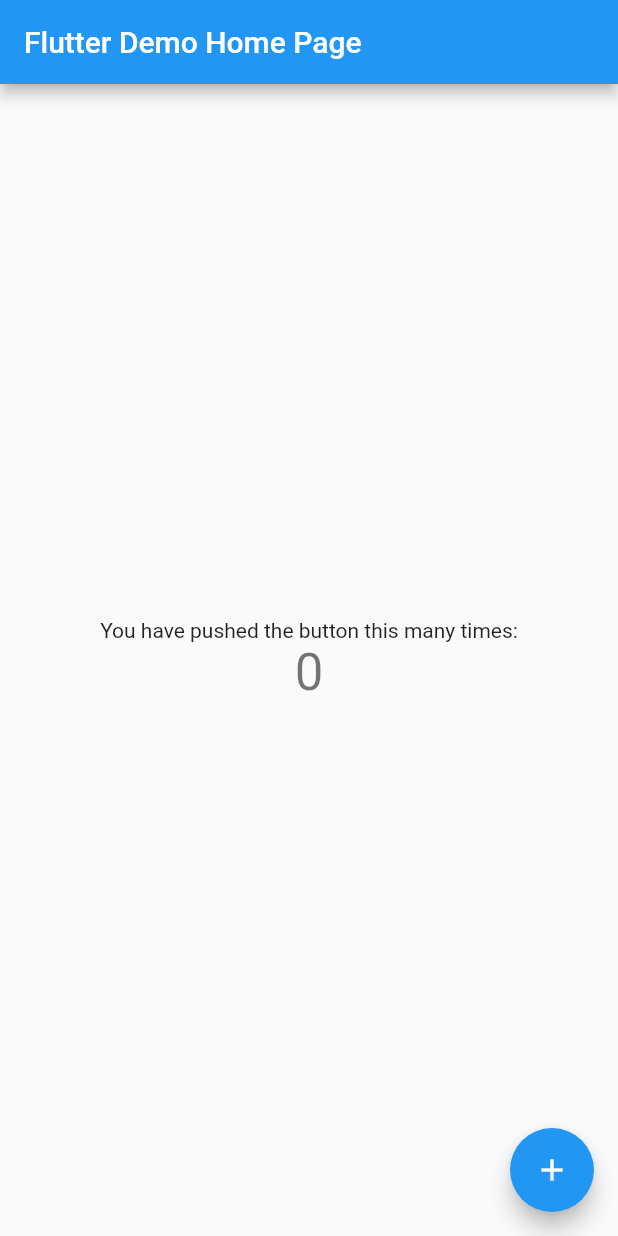
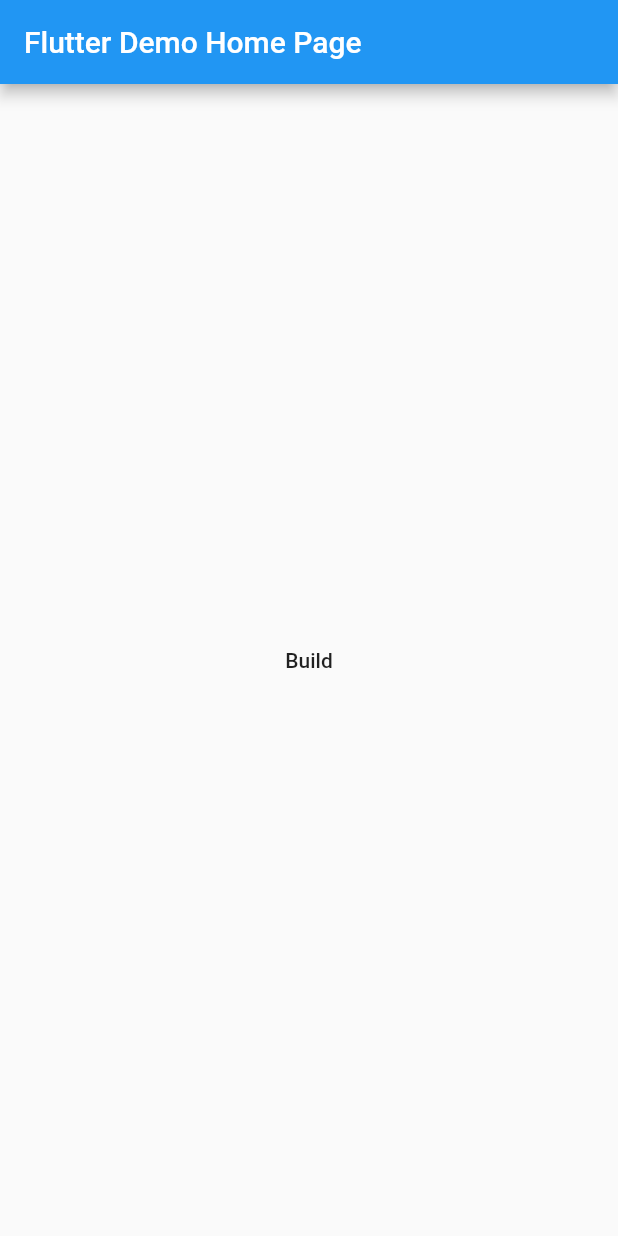
Before and after one commit to calmh/printingtest, a Flutter app: the screen it shows after launch, on a phone screen of 412 x 824 dp. Run offline on Flutter 3.47's test engine with Material 2 defaults, Android fonts, the phone set to English and light mode, and no system bars; our stand-ins replace pdf, printing.

```diff
--- a/lib/main.dart
+++ b/lib/main.dart
@@ -1,4 +1,7 @@
 import 'package:flutter/material.dart';
+import 'package:pdf/pdf.dart';
+import 'package:pdf/widgets.dart' as Pdf;
+import 'package:printing/printing.dart';
 
 void main() => runApp(MyApp());
 
@@ -59,12 +62,6 @@ class _MyHomePageState extends State<MyHomePage> {
 
   @override
   Widget build(BuildContext context) {
-    // This method is rerun every time setState is called, for instance as done
-    // by the _incrementCounter method above.
-    //
-    // The Flutter framework has been optimized to make rerunning build methods
-    // fast, so that you can just rebuild anything that needs updating rather
-    // than having to individually change instances of widgets.
     return Scaffold(
       appBar: AppBar(
         // Here we take the value from the MyHomePage object that was created by
@@ -72,40 +69,27 @@ class _MyHomePageState extends State<MyHomePage> {
         title: Text(widget.title),
       ),
       body: Center(
-        // Center is a layout widget. It takes a single child and positions it
-        // in the middle of the parent.
-        child: Column(
-          // Column is also layout widget. It takes a list of children and
-          // arranges them vertically. By default, it sizes itself to fit its
-          // children horizontally, and tries to be as tall as its parent.
-          //
-          // Invoke "debug painting" (press "p" in the console, choose the
-          // "Toggle Debug Paint" action from the Flutter Inspector in Android
-          // Studio, or the "Toggle Debug Paint" command in Visual Studio Code)
-          // to see the wireframe for each widget.
-          //
-          // Column has various properties to control how it sizes itself and
-          // how it positions its children. Here we use mainAxisAlignment to
-          // center the children vertically; the main axis here is the vertical
-          // axis because Columns are vertical (the cross axis would be
-          // horizontal).
-          mainAxisAlignment: MainAxisAlignment.center,
-          children: <Widget>[
-            Text(
-              'You have pushed the button this many times:',
-            ),
-            Text(
-              '$_counter',
-              style: Theme.of(context).textTheme.display1,
-            ),
-          ],
+        child: FlatButton(
+          child: Text("Build"),
+          onPressed: () async {
+            Printing.layoutPdf(onLayout: (PdfPageFormat format) {
+              final pdf = Pdf.Document()
+                ..addPage(Pdf.Page(
+                    pageFormat: format,
+                    build: (Pdf.Context context) {
+                      return Pdf.Center(
+                        child: Pdf.Text("Hello World"),
+                      ); // Center
+                    }));
+              return pdf.document.save();
+            });
+            // Directory appDocDir = await getApplicationDocumentsDirectory();
+            // String appDocPath = appDocDir.path;
+            // File file = File(appDocPath + "/test.pdf");
+            // await file.writeAsBytes(pdf);
+          },
         ),
       ),
-      floatingActionButton: FloatingActionButton(
-        onPressed: _incrementCounter,
-        tooltip: 'Increment',
-        child: Icon(Icons.add),
-      ), // This trailing comma makes auto-formatting nicer for build methods.
     );
   }
 }
--- a/pubspec.yaml
+++ b/pubspec.yaml
@@ -15,10 +15,8 @@ environment:
 dependencies:
   flutter:
     sdk: flutter
-
-  # The following adds the Cupertino Icons font to your application.
-  # Use with the CupertinoIcons class for iOS style icons.
-  cupertino_icons: ^0.1.2
+  pdf: ^1.3.2
+  printing: ^1.3.3
 
 dev_dependencies:
   flutter_test:
```
Also changed, not shown: 6 other files.
